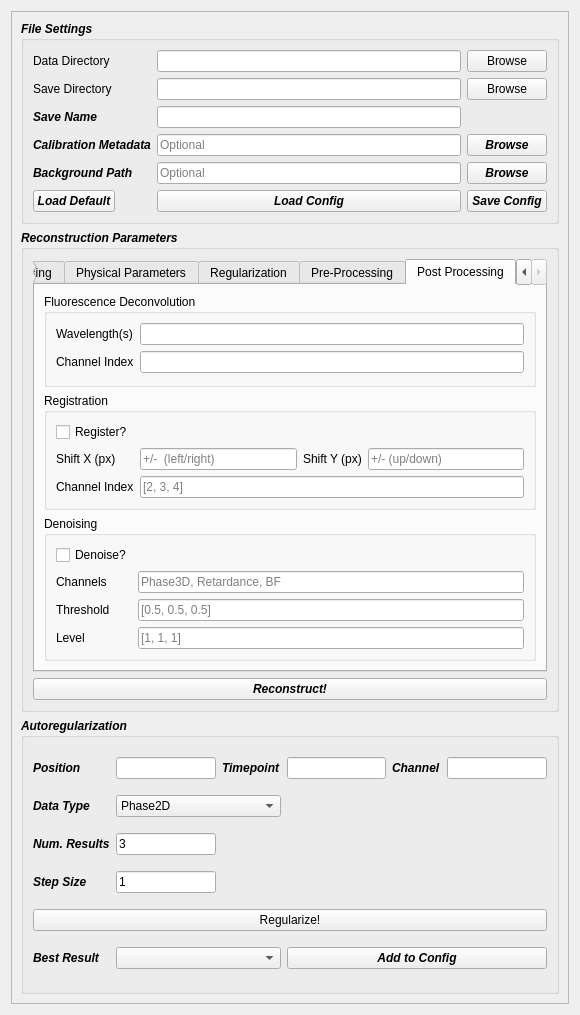
Before: the Qt Designer form recOrder/plugin/qtdesigner/recOrder_reconstruction.ui in mehta-lab/waveorder, drawn with Qt 5.
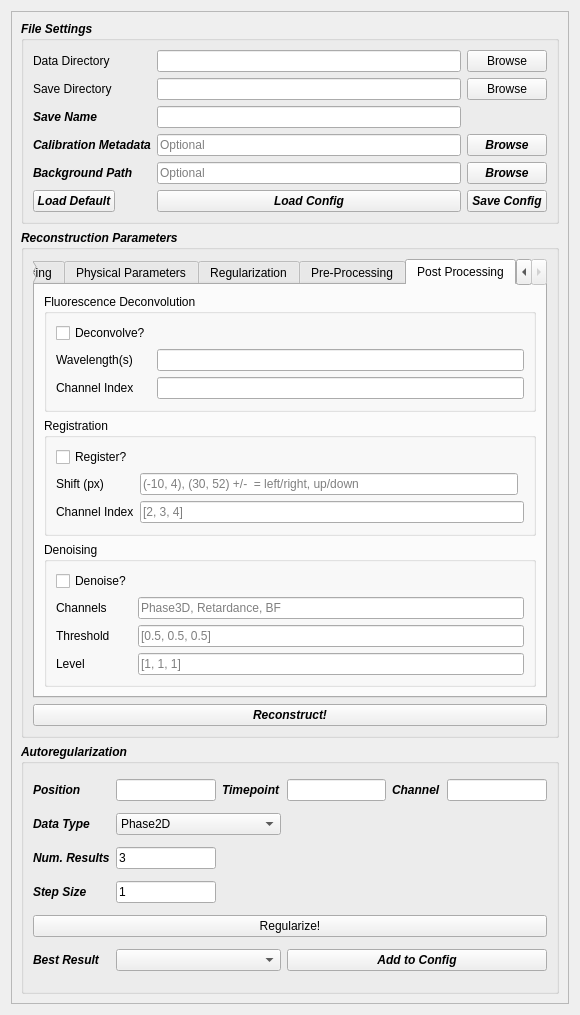
After: the same form once the commit is applied. The open tabs and pages were chosen to show the change.

Commit message: updates to reconstruction module

What changed in the file:
```diff
--- a/recOrder/plugin/qtdesigner/recOrder_reconstruction.ui
+++ b/recOrder/plugin/qtdesigner/recOrder_reconstruction.ui
@@ -965,33 +965,6 @@
                    </property>
                   </widget>
                  </item>
-                 <item row="1" column="2">
-                  <widget class="QLabel" name="label_postproc_reg_shift_y">
-                   <property name="text">
-                    <string>Shift Y (px)</string>
-                   </property>
-                  </widget>
-                 </item>
-                 <item row="1" column="0">
-                  <widget class="QLabel" name="label_postproc_reg_shift_x">
-                   <property name="text">
-                    <string>Shift X (px)</string>
-                   </property>
-                  </widget>
-                 </item>
-                 <item row="1" column="1">
-                  <widget class="QLineEdit" name="le_postproc_reg_shift_x">
-                   <property name="focusPolicy">
-                    <enum>Qt::StrongFocus</enum>
-                   </property>
-                   <property name="text">
-                    <string/>
-                   </property>
-                   <property name="placeholderText">
-                    <string>+/-  (left/right)</string>
-                   </property>
-                  </widget>
-                 </item>
                  <item row="0" column="0">
                   <widget class="QCheckBox" name="chb_postproc_reg_use">
                    <property name="text">
@@ -999,17 +972,20 @@
                    </property>
                   </widget>
                  </item>
-                 <item row="1" column="3">
-                  <widget class="QLineEdit" name="_postproc_reg_shift_y">
+                 <item row="1" column="1">
+                  <widget class="QLineEdit" name="le_postproc_reg_shift">
                    <property name="focusPolicy">
                     <enum>Qt::StrongFocus</enum>
                    </property>
+                   <property name="text">
+                    <string/>
+                   </property>
                    <property name="placeholderText">
-                    <string>+/- (up/down)</string>
+                    <string>(-10, 4), (30, 52) +/-  = left/right, up/down</string>
                    </property>
                   </widget>
                  </item>
-                 <item row="2" column="1" colspan="3">
+                 <item row="2" column="1" colspan="2">
                   <widget class="QLineEdit" name="le_postproc_reg_channel_idx">
                    <property name="focusPolicy">
                     <enum>Qt::StrongFocus</enum>
@@ -1019,6 +995,13 @@
                    </property>
                   </widget>
                  </item>
+                 <item row="1" column="0">
+                  <widget class="QLabel" name="label_postproc_reg_shift">
+                   <property name="text">
+                    <string>Shift (px)</string>
+                   </property>
+                  </widget>
+                 </item>
                 </layout>
                </widget>
               </item>
@@ -1028,26 +1011,33 @@
                  <string>Fluorescence Deconvolution</string>
                 </property>
                 <layout class="QGridLayout" name="gridLayout_4">
-                 <item row="1" column="0">
+                 <item row="2" column="0">
                   <widget class="QLabel" name="label_postproc_fluor_channel">
                    <property name="text">
                     <string>Channel Index</string>
                    </property>
                   </widget>
                  </item>
-                 <item row="0" column="0">
+                 <item row="1" column="0">
                   <widget class="QLabel" name="label_postproc_fluor_wavelength">
                    <property name="text">
                     <string>Wavelength(s)</string>
                    </property>
                   </widget>
                  </item>
-                 <item row="1" column="1">
+                 <item row="2" column="1">
                   <widget class="QLineEdit" name="le_postproc_fluor_channels"/>
                  </item>
-                 <item row="0" column="1">
+                 <item row="1" column="1">
                   <widget class="QLineEdit" name="le_postproc_fluor_wavelength_nm"/>
                  </item>
+                 <item row="0" column="0">
+                  <widget class="QCheckBox" name="chb_postproc_fluor_use">
+                   <property name="text">
+                    <string>Deconvolve?</string>
+                   </property>
+                  </widget>
+                 </item>
                 </layout>
                </widget>
               </item>
```
Left out of the diff: 4 changed lines with no effect on the pictures. The commit also changes 8 other files.
